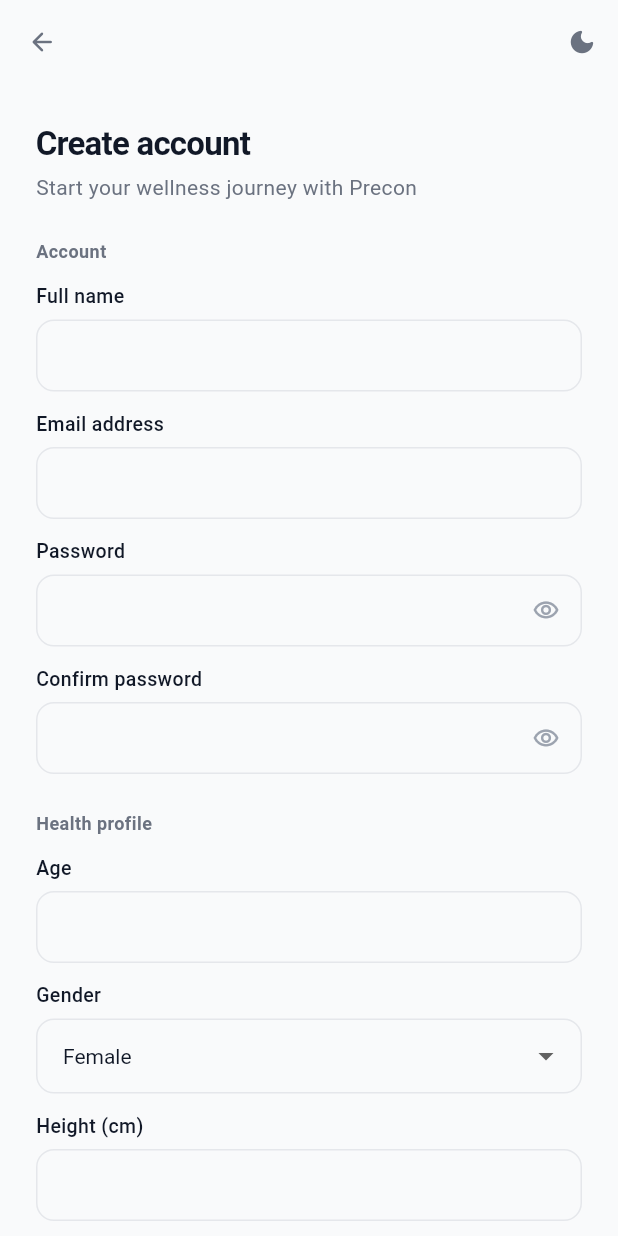
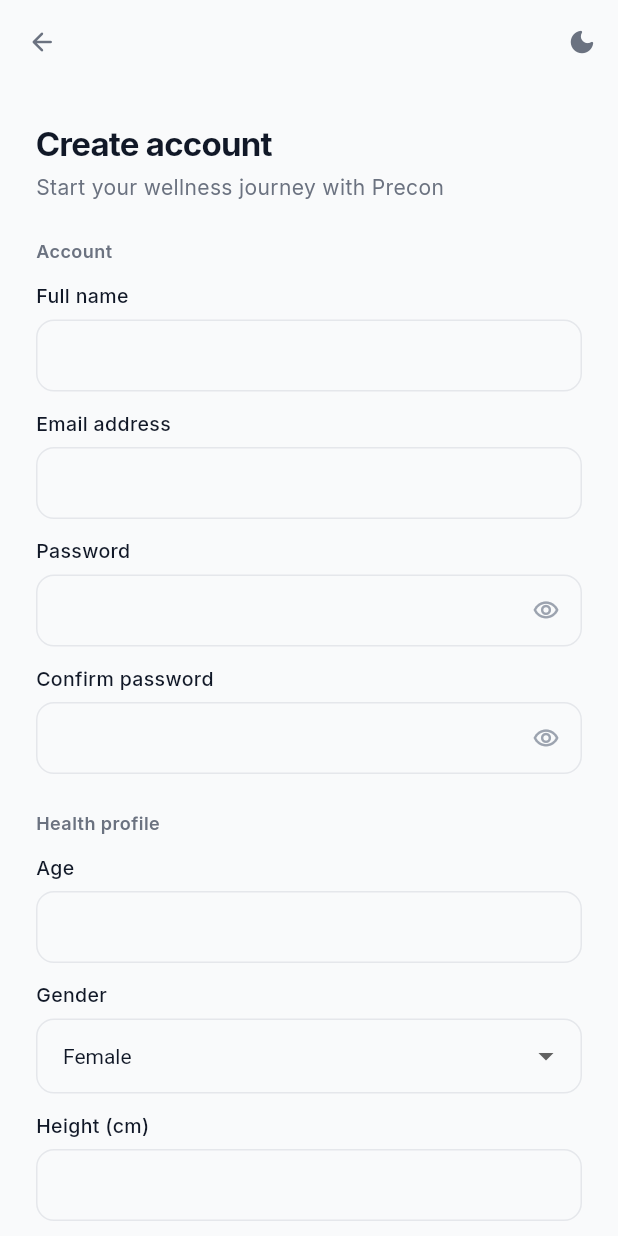
Before and after one commit to sahilmishra247/precon-wellness-web, a Flutter app: the screen it shows after launch, after a tap on "Create account", on a phone screen of 412 x 824 dp. Run offline on Flutter 3.47's test engine with Material 3 defaults, Android fonts, the phone set to English and light mode, and no system bars; our stand-ins replace dio, shared_preferences; accounts and stored records are empty.

Commit message:
Web revamp 1: Inter font and split-screen sign-in screens
Bundle Inter (Latin subset) so the app looks the same on every computer.
On windows 1000px and wider, sign in, create account, reset password and
email verification show a brand panel beside the form. The demo
credentials link is hidden in release builds.

Co-Authored-By: Claude Opus 5.5 (1M context) <noreply@anthropic.com>
Claude-Session: https://claude.ai/code/session_017BNrmqY9o4Gcw67QJboTpT

```diff
--- a/lib/screens/email_verification_screen.dart
+++ b/lib/screens/email_verification_screen.dart
@@ -7,6 +7,7 @@ import '../services/session_manager.dart';
 import '../services/theme_service.dart';
 import '../widgets/theme_toggle_button.dart';
 import '../theme/app_colors.dart';
+import '../widgets/auth_split_layout.dart';
 import 'client_dashboard_screen.dart';
 import 'login_screen.dart';
 
@@ -212,7 +213,7 @@ class _EmailVerificationScreenState extends State<EmailVerificationScreen> {
       builder: (context, _) {
         final isDark = ThemeService.instance.isDark(context);
 
-        return Scaffold(
+        return AuthSplitLayout(child: Scaffold(
           backgroundColor: AppColors.bg(isDark),
           appBar: AppBar(
             leading: IconButton(
@@ -368,7 +369,7 @@ class _EmailVerificationScreenState extends State<EmailVerificationScreen> {
               ),
             ),
           ),
-        );
+        ));
       },
     );
   }
--- a/lib/screens/login_screen.dart
+++ b/lib/screens/login_screen.dart
@@ -1,3 +1,4 @@
+import 'package:flutter/foundation.dart';
 import 'package:flutter/material.dart';
 import 'package:flutter/services.dart';
 import 'package:dio/dio.dart';
@@ -14,6 +15,8 @@ import '../services/session_manager.dart';
 import '../services/api_config.dart';
 import '../widgets/theme_toggle_button.dart';
 import '../widgets/confirm_exit_scope.dart';
+import '../widgets/auth_split_layout.dart';
+import '../layout/desktop.dart';
 import '../theme/app_colors.dart';
 
 class LoginScreen extends StatefulWidget {
@@ -506,8 +509,10 @@ class _LoginScreenState extends State<LoginScreen> {
   @override
   Widget build(BuildContext context) {
     final isDark = Theme.of(context).brightness == Brightness.dark;
+    final wide = isDesktopLayout(context);
 
     return ConfirmExitScope(
+      child: AuthSplitLayout(
       child: Scaffold(
         backgroundColor: AppColors.bg(isDark),
       body: SafeArea(
@@ -538,6 +543,32 @@ class _LoginScreenState extends State<LoginScreen> {
                 ),
                 const SizedBox(height: AppColors.space32),
 
+                if (wide)
+                  // The brand panel already shows the logo and name.
+                  SizedBox(
+                    width: 400,
+                    child: Column(
+                      crossAxisAlignment: CrossAxisAlignment.start,
+                      children: [
+                        Text(
+                          'Welcome back',
+                          style: TextStyle(
+                            fontSize: 28,
+                            fontWeight: FontWeight.w700,
+                            color: AppColors.textPrimary(isDark),
+                            letterSpacing: -0.5,
+                          ),
+                        ),
+                        const SizedBox(height: AppColors.space4),
+                        Text(
+                          'Sign in to continue.',
+                          style: TextStyle(fontSize: 15, color: AppColors.textSecondary(isDark)),
+                        ),
+                        const SizedBox(height: AppColors.space32),
+                      ],
+                    ),
+                  )
+                else ...[
                   // Logo + wordmark
                   Container(
                     width: 52,
@@ -570,6 +601,7 @@ class _LoginScreenState extends State<LoginScreen> {
                     ),
                   ),
                   const SizedBox(height: AppColors.space48),
+                ],
 
                 // Form
                 ConstrainedBox(
@@ -688,6 +720,8 @@ class _LoginScreenState extends State<LoginScreen> {
                           ),
                         ],
                       ),
+                      // Demo passwords are for local testing only, never the live site.
+                      if (!kReleaseMode) ...[
                       const SizedBox(height: AppColors.space8),
                       Center(
                         child: TextButton(
@@ -702,9 +736,11 @@ class _LoginScreenState extends State<LoginScreen> {
                         ),
                       ),
                       ],
+                    ],
                   ),
                 ),
               ],
+            ),
           ),
         ),
       ),
--- a/lib/screens/reset_password_screen.dart
+++ b/lib/screens/reset_password_screen.dart
@@ -5,6 +5,7 @@ import '../services/auth_service.dart';
 import '../services/theme_service.dart';
 import '../widgets/theme_toggle_button.dart';
 import '../theme/app_colors.dart';
+import '../widgets/auth_split_layout.dart';
 import 'login_screen.dart';
 
 class ResetPasswordScreen extends StatefulWidget {
@@ -220,7 +221,7 @@ class _ResetPasswordScreenState extends State<ResetPasswordScreen> {
       builder: (context, _) {
         final isDark = ThemeService.instance.isDark(context);
 
-        return Scaffold(
+        return AuthSplitLayout(child: Scaffold(
           backgroundColor: AppColors.bg(isDark),
           appBar: AppBar(
             leading: IconButton(
@@ -389,7 +390,7 @@ class _ResetPasswordScreenState extends State<ResetPasswordScreen> {
               ),
             ),
           ),
-        );
+        ));
       },
     );
   }
--- a/lib/screens/signup_screen.dart
+++ b/lib/screens/signup_screen.dart
@@ -5,6 +5,7 @@ import '../services/auth_service.dart';
 import '../services/theme_service.dart';
 import '../widgets/theme_toggle_button.dart';
 import '../theme/app_colors.dart';
+import '../widgets/auth_split_layout.dart';
 import 'email_verification_screen.dart';
 
 class SignupScreen extends StatefulWidget {
@@ -228,7 +229,7 @@ class _SignupScreenState extends State<SignupScreen> {
       builder: (context, _) {
         final isDark = ThemeService.instance.isDark(context);
 
-        return Scaffold(
+        return AuthSplitLayout(child: Scaffold(
           backgroundColor: AppColors.bg(isDark),
           appBar: AppBar(
             leading: IconButton(
@@ -407,7 +408,7 @@ class _SignupScreenState extends State<SignupScreen> {
               ),
             ),
           ),
-        );
+        ));
       },
     );
   }
--- a/lib/theme/app_theme.dart
+++ b/lib/theme/app_theme.dart
@@ -5,7 +5,8 @@ class AppTheme {
   // ---------------------------------------------------------------------------
   // SHARED
   // ---------------------------------------------------------------------------
-  static const _fontFamily = null; // uses system font (SF Pro on iOS/Mac, Roboto on Android/Windows)
+  // Bundled (assets/fonts) so the app looks the same on every computer.
+  static const _fontFamily = 'Inter';
 
   static InputDecorationTheme _inputTheme(bool isDark) {
     final borderColor = AppColors.border(isDark);
@@ -39,16 +40,16 @@ class AppTheme {
         borderRadius: BorderRadius.circular(radius),
         borderSide: const BorderSide(color: AppColors.error, width: 1.5),
       ),
-      labelStyle: TextStyle(
+      labelStyle: TextStyle(fontFamily: _fontFamily,
         color: AppColors.textSecondary(isDark),
         fontSize: 13,
         fontWeight: FontWeight.w400,
       ),
-      hintStyle: TextStyle(
+      hintStyle: TextStyle(fontFamily: _fontFamily,
         color: AppColors.textMuted(isDark),
         fontSize: 14,
       ),
-      errorStyle: const TextStyle(
+      errorStyle: const TextStyle(fontFamily: _fontFamily,
         color: AppColors.error,
         fontSize: 12,
       ),
@@ -67,7 +68,7 @@ class AppTheme {
         shape: RoundedRectangleBorder(
           borderRadius: BorderRadius.circular(AppColors.radiusMedium),
         ),
-        textStyle: const TextStyle(
+        textStyle: const TextStyle(fontFamily: _fontFamily,
           fontSize: 14,
           fontWeight: FontWeight.w600,
           letterSpacing: 0,
@@ -93,7 +94,7 @@ class AppTheme {
         shape: RoundedRectangleBorder(
           borderRadius: BorderRadius.circular(AppColors.radiusMedium),
         ),
-        textStyle: const TextStyle(
+        textStyle: const TextStyle(fontFamily: _fontFamily,
           fontSize: 14,
           fontWeight: FontWeight.w600,
         ),
@@ -106,7 +107,7 @@ class AppTheme {
     return TextButtonThemeData(
       style: TextButton.styleFrom(
         foregroundColor: isDark ? AppColors.primaryLight : AppColors.primary,
-        textStyle: const TextStyle(
+        textStyle: const TextStyle(fontFamily: _fontFamily,
           fontSize: 14,
           fontWeight: FontWeight.w500,
         ),
@@ -138,7 +139,7 @@ class AppTheme {
       scrolledUnderElevation: 0,
       surfaceTintColor: Colors.transparent,
       centerTitle: false,
-      titleTextStyle: TextStyle(
+      titleTextStyle: TextStyle(fontFamily: _fontFamily,
         color: AppColors.textPrimary(isDark),
         fontSize: 16,
         fontWeight: FontWeight.w600,
@@ -159,13 +160,13 @@ class AppTheme {
         borderRadius: BorderRadius.circular(AppColors.radiusXL),
         side: BorderSide(color: AppColors.border(isDark)),
       ),
-      titleTextStyle: TextStyle(
+      titleTextStyle: TextStyle(fontFamily: _fontFamily,
         color: AppColors.textPrimary(isDark),
         fontSize: 17,
         fontWeight: FontWeight.w600,
         letterSpacing: -0.2,
       ),
-      contentTextStyle: TextStyle(
+      contentTextStyle: TextStyle(fontFamily: _fontFamily,
         color: AppColors.textSecondary(isDark),
         fontSize: 14,
         height: 1.5,
@@ -204,12 +205,12 @@ class AppTheme {
       textButtonTheme: _textButtonTheme(isDark),
       dialogTheme: _dialogTheme(isDark),
       listTileTheme: ListTileThemeData(
-        titleTextStyle: TextStyle(
+        titleTextStyle: TextStyle(fontFamily: _fontFamily,
           color: AppColors.textPrimary(isDark),
           fontSize: 14,
           fontWeight: FontWeight.w500,
         ),
-        subtitleTextStyle: TextStyle(
+        subtitleTextStyle: TextStyle(fontFamily: _fontFamily,
           color: AppColors.textSecondary(isDark),
           fontSize: 13,
         ),
@@ -222,7 +223,7 @@ class AppTheme {
       snackBarTheme: SnackBarThemeData(
         behavior: SnackBarBehavior.floating,
         backgroundColor: AppColors.lightTextPrimary,
-        contentTextStyle: const TextStyle(color: Colors.white, fontSize: 14),
+        contentTextStyle: const TextStyle(fontFamily: _fontFamily, color: Colors.white, fontSize: 14),
         shape: RoundedRectangleBorder(
             borderRadius: BorderRadius.circular(AppColors.radiusMedium)),
       ),
@@ -236,7 +237,7 @@ class AppTheme {
       ),
       chipTheme: ChipThemeData(
         backgroundColor: AppColors.lightBorderSubtle,
-        labelStyle: TextStyle(
+        labelStyle: TextStyle(fontFamily: _fontFamily,
           color: AppColors.textSecondary(isDark),
           fontSize: 13,
           fontWeight: FontWeight.w500,
@@ -289,12 +290,12 @@ class AppTheme {
       textButtonTheme: _textButtonTheme(isDark),
       dialogTheme: _dialogTheme(isDark),
       listTileTheme: ListTileThemeData(
-        titleTextStyle: TextStyle(
+        titleTextStyle: TextStyle(fontFamily: _fontFamily,
           color: AppColors.textPrimary(isDark),
           fontSize: 14,
           fontWeight: FontWeight.w500,
         ),
-        subtitleTextStyle: TextStyle(
+        subtitleTextStyle: TextStyle(fontFamily: _fontFamily,
           color: AppColors.textSecondary(isDark),
           fontSize: 13,
         ),
@@ -307,7 +308,7 @@ class AppTheme {
       snackBarTheme: SnackBarThemeData(
         behavior: SnackBarBehavior.floating,
         backgroundColor: AppColors.darkSurfaceElevated,
-        contentTextStyle: const TextStyle(
+        contentTextStyle: const TextStyle(fontFamily: _fontFamily,
             color: AppColors.darkTextPrimary, fontSize: 14),
         shape: RoundedRectangleBorder(
             borderRadius: BorderRadius.circular(AppColors.radiusMedium)),
@@ -322,7 +323,7 @@ class AppTheme {
       ),
       chipTheme: ChipThemeData(
         backgroundColor: AppColors.darkBorderSubtle,
-        labelStyle: TextStyle(
+        labelStyle: TextStyle(fontFamily: _fontFamily,
           color: AppColors.textSecondary(isDark),
           fontSize: 13,
           fontWeight: FontWeight.w500,
```
Also changed, not shown: assets/fonts/Inter-LICENSE.txt (added, +92 -0 lines), lib/widgets/auth_split_layout.dart (added, +94 -0 lines), pubspec.yaml (+11 -0 lines), assets/fonts/Inter-Bold.ttf (added), assets/fonts/Inter-Medium.ttf (added), assets/fonts/Inter-Regular.ttf (added), assets/fonts/Inter-SemiBold.ttf (added). Lines whose indentation alone changed are shown as unchanged.
